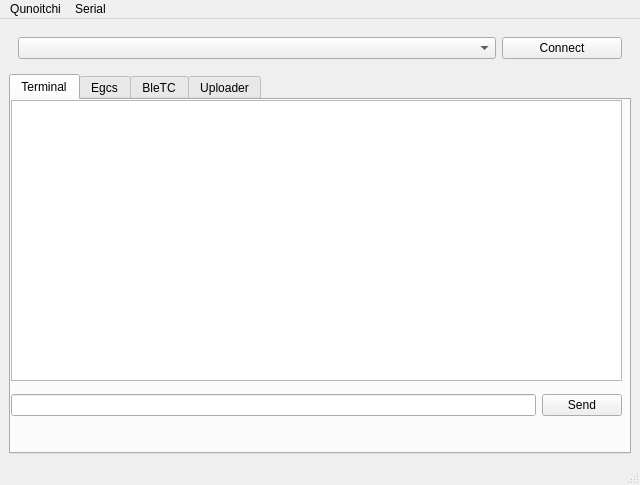
Qt form utils/kunoitch/UI/mainWindow.ui (gbox3d/fireBolt) before a commit.
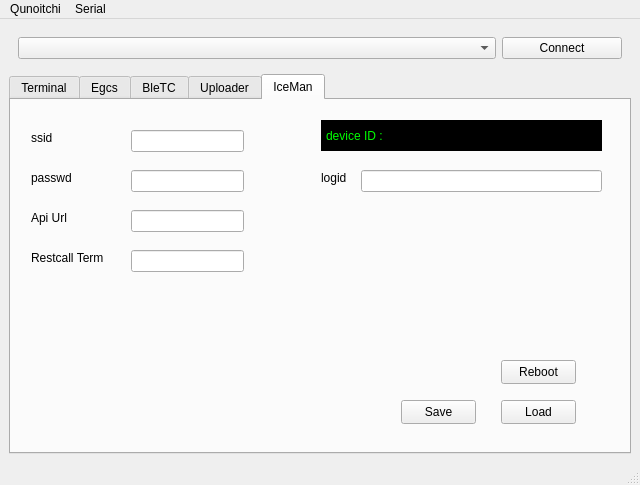
The same form after that commit.

What changed in the file:
```diff
--- a/utils/kunoitch/UI/mainWindow.ui
+++ b/utils/kunoitch/UI/mainWindow.ui
@@ -46,7 +46,7 @@
     <item>
      <widget class="QTabWidget" name="tabWidget">
       <property name="currentIndex">
-       <number>0</number>
+       <number>4</number>
       </property>
       <widget class="QWidget" name="tabTerminal">
        <property name="minimumSize">
@@ -390,6 +390,183 @@
         </property>
        </widget>
       </widget>
+      <widget class="QWidget" name="tabIcaman">
+       <attribute name="title">
+        <string>IceMan</string>
+       </attribute>
+       <widget class="QLineEdit" name="lineEdit_iceman_ssid">
+        <property name="geometry">
+         <rect>
+          <x>120</x>
+          <y>30</y>
+          <width>113</width>
+          <height>22</height>
+         </rect>
+        </property>
+       </widget>
+       <widget class="QLineEdit" name="lineEdit_iceman_passwd">
+        <property name="geometry">
+         <rect>
+          <x>120</x>
+          <y>70</y>
+          <width>113</width>
+          <height>22</height>
+         </rect>
+        </property>
+       </widget>
+       <widget class="QLabel" name="label_9">
+        <property name="geometry">
+         <rect>
+          <x>20</x>
+          <y>30</y>
+          <width>48</width>
+          <height>16</height>
+         </rect>
+        </property>
+        <property name="text">
+         <string>ssid</string>
+        </property>
+       </widget>
+       <widget class="QLabel" name="label_10">
+        <property name="geometry">
+         <rect>
+          <x>20</x>
+          <y>70</y>
+          <width>48</width>
+          <height>16</height>
+         </rect>
+        </property>
+        <property name="text">
+         <string>passwd</string>
+        </property>
+       </widget>
+       <widget class="QPushButton" name="btn_icaman_save">
+        <property name="geometry">
+         <rect>
+          <x>390</x>
+          <y>300</y>
+          <width>75</width>
+          <height>24</height>
+         </rect>
+        </property>
+        <property name="text">
+         <string>Save</string>
+        </property>
+       </widget>
+       <widget class="QPushButton" name="btn_icaman_load">
+        <property name="geometry">
+         <rect>
+          <x>490</x>
+          <y>300</y>
+          <width>75</width>
+          <height>24</height>
+         </rect>
+        </property>
+        <property name="text">
+         <string>Load</string>
+        </property>
+       </widget>
+       <widget class="QLabel" name="label_11">
+        <property name="geometry">
+         <rect>
+          <x>20</x>
+          <y>110</y>
+          <width>48</width>
+          <height>16</height>
+         </rect>
+        </property>
+        <property name="text">
+         <string>Api Url</string>
+        </property>
+       </widget>
+       <widget class="QLineEdit" name="lineEdit_icaman_apiurl">
+        <property name="geometry">
+         <rect>
+          <x>120</x>
+          <y>110</y>
+          <width>113</width>
+          <height>22</height>
+         </rect>
+        </property>
+       </widget>
+       <widget class="QLabel" name="label_12">
+        <property name="geometry">
+         <rect>
+          <x>20</x>
+          <y>150</y>
+          <width>81</width>
+          <height>16</height>
+         </rect>
+        </property>
+        <property name="text">
+         <string>Restcall Term</string>
+        </property>
+       </widget>
+       <widget class="QLineEdit" name="lineEdit_iceman_restcall_term">
+        <property name="geometry">
+         <rect>
+          <x>120</x>
+          <y>150</y>
+          <width>113</width>
+          <height>22</height>
+         </rect>
+        </property>
+       </widget>
+       <widget class="QLabel" name="label_iceman_devid">
+        <property name="geometry">
+         <rect>
+          <x>310</x>
+          <y>20</y>
+          <width>281</width>
+          <height>31</height>
+         </rect>
+        </property>
+        <property name="styleSheet">
+         <string notr="true">background-color: rgb(0,0,0);
+color:rgb(0,255,0);
+padding-left : 2px;</string>
+        </property>
+        <property name="text">
+         <string>device ID :</string>
+        </property>
+       </widget>
+       <widget class="QLineEdit" name="lineEdit_iceman_logid">
+        <property name="geometry">
+         <rect>
+          <x>350</x>
+          <y>70</y>
+          <width>241</width>
+          <height>22</height>
+         </rect>
+        </property>
+       </widget>
+       <widget class="QLabel" name="label_13">
+        <property name="geometry">
+         <rect>
+          <x>310</x>
+          <y>70</y>
+          <width>48</width>
+          <height>16</height>
+         </rect>
+        </property>
+        <property name="text">
+         <string>logid</string>
+        </property>
+       </widget>
+       <widget class="QPushButton" name="btn_iceman_Reboot">
+        <property name="geometry">
+         <rect>
+          <x>490</x>
+          <y>260</y>
+          <width>75</width>
+          <height>24</height>
+         </rect>
+        </property>
+        <property name="text">
+         <string>Reboot</string>
+        </property>
+       </widget>
+      </widget>
      </widget>
     </item>
    </layout>
```
Left out of the diff: 2 changed lines with no effect on the pictures.
